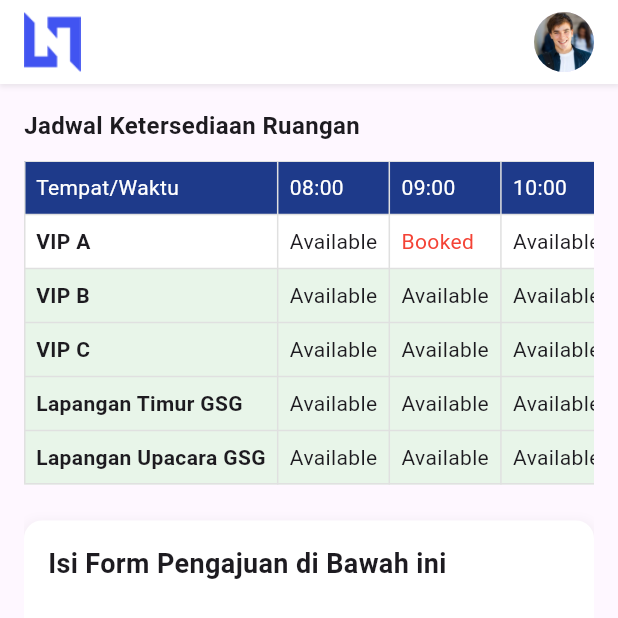
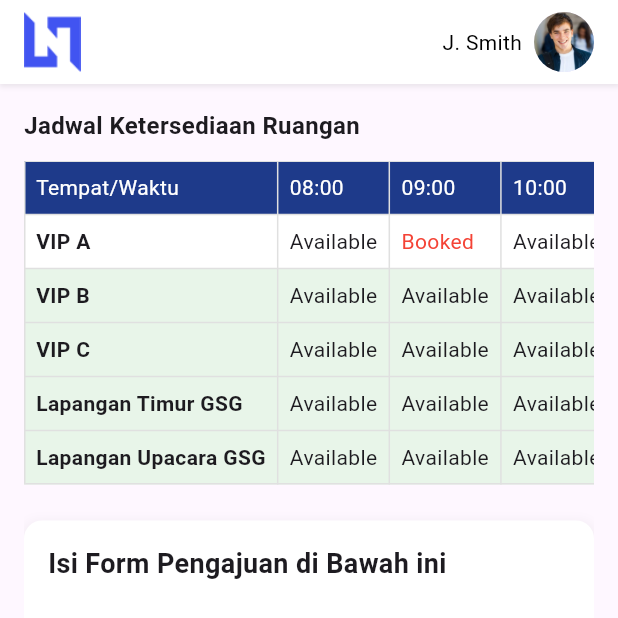
Before and after one commit to NoviMariaNatalia/TUBES_1_APB, a Flutter app: the BookingFormPage screen opened directly with empty values, on a phone screen of 412 x 824 dp, the top half of it. Run offline on Flutter 3.47's test engine with Material 3 defaults, Android fonts, the phone set to English and light mode, and no system bars; our stand-ins replace flutter_map, latlong2.

Commit message:
Menambah custom appBar utk ke profil

```diff
--- a/lib/pages/BookingFormPage.dart
+++ b/lib/pages/BookingFormPage.dart
@@ -2,6 +2,7 @@ import 'package:flutter/material.dart';
 import 'package:intl/intl.dart';
 import 'BookingHistoryPage.dart';
 import 'package:tubes1_apb/models/booking_model.dart';
+import '../widgets/custom_app_bar.dart';
 
 class BookingFormPage extends StatefulWidget {
   final String roomName;
@@ -208,32 +209,7 @@ class _BookingFormPageState extends State<BookingFormPage> {
         child: Column(
           children: [
             // Custom AppBar
-            Container(
-              padding: const EdgeInsets.symmetric(horizontal: 16, vertical: 8),
-              decoration: BoxDecoration(
-                color: Colors.white,
-                boxShadow: [
-                  BoxShadow(
-                    color: Colors.grey.withOpacity(0.2),
-                    spreadRadius: 1,
-                    blurRadius: 2,
-                    offset: const Offset(0, 1),
-                  ),
-                ],
-              ),
-              child: Row(
-                mainAxisAlignment: MainAxisAlignment.spaceBetween,
-                children: [
-                  Image.asset('assets/images/logo.png', height: 40),
-                  const CircleAvatar(
-                    backgroundImage: AssetImage(
-                      'assets/images/foto-profil-mahasiswa.jpg',
-                    ),
-                    radius: 20,
-                  ),
-                ],
-              ),
-            ),
+            const CustomAppBar(),
             Expanded(
               child: Padding(
                 padding: const EdgeInsets.all(16),
```
